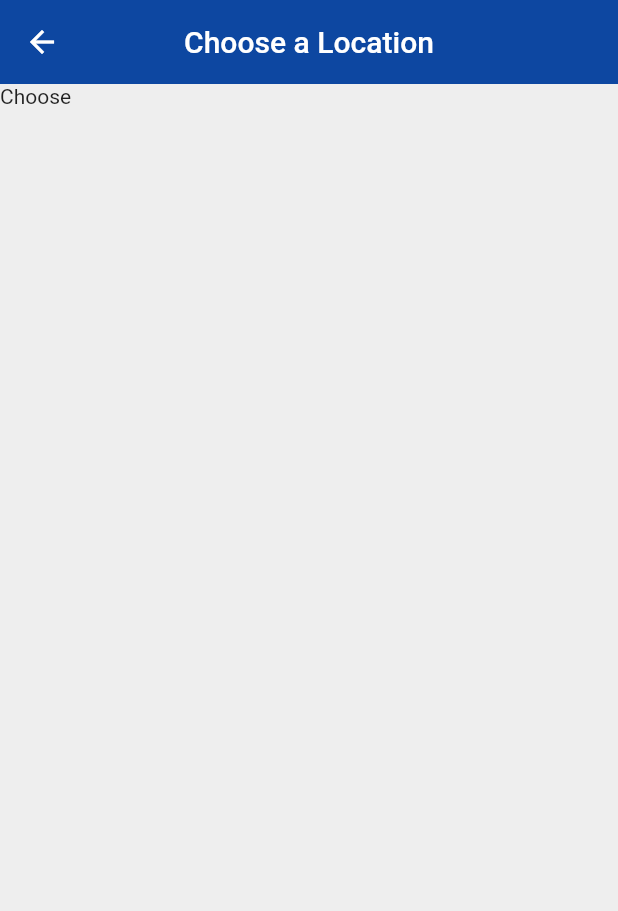
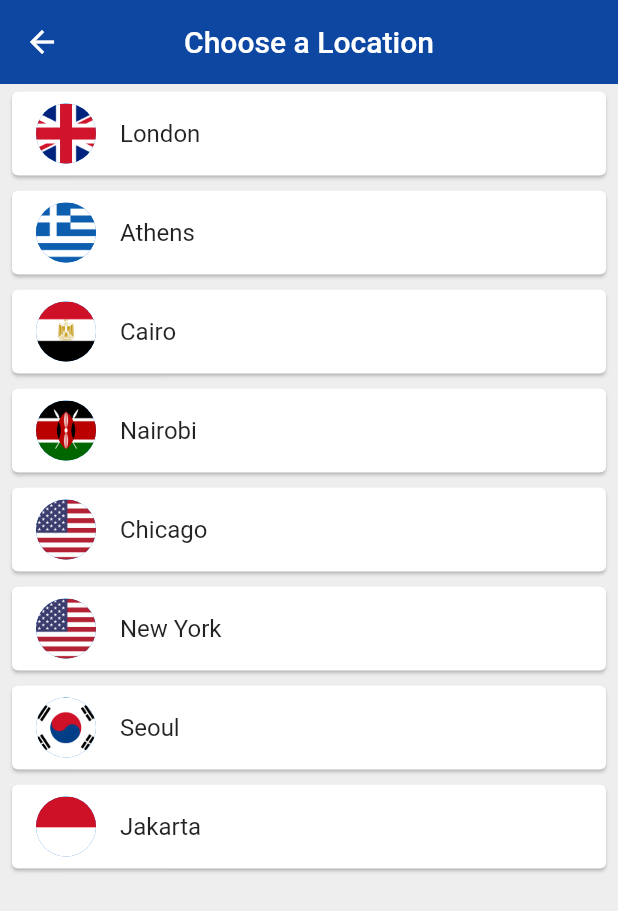
Before and after one commit to App-Development-with-pritom/flutter-time-zone-app, a Flutter app: the ChooseLocation screen opened by its route, on a phone screen of 412 x 824 dp. Shown: the top 911 px of the screen. Run offline on Flutter 3.47's test engine with Material 2 defaults, Android fonts, the phone set to English and light mode, and no system bars; our stand-ins replace flutter_spinkit; network calls fail.

Commit message:
complete app

```diff
--- a/lib/pages/choose_location.dart
+++ b/lib/pages/choose_location.dart
@@ -1,4 +1,5 @@
 import 'package:flutter/material.dart';
+import 'package:world_time_zone/services/world_time.dart';
 
 class ChooseLocation extends StatefulWidget {
   @override
@@ -7,7 +8,28 @@ class ChooseLocation extends StatefulWidget {
 
 class _ChooseLocationState extends State<ChooseLocation> {
 
+  List<WorldTime> locations = [
+    WorldTime(url: 'Europe/London', location: 'London', flag: 'uk.png'),
+    WorldTime(url: 'Europe/Berlin', location: 'Athens', flag: 'greece.png'),
+    WorldTime(url: 'Africa/Cairo', location: 'Cairo', flag: 'egypt.png'),
+    WorldTime(url: 'Africa/Nairobi', location: 'Nairobi', flag: 'kenya.png'),
+    WorldTime(url: 'America/Chicago', location: 'Chicago', flag: 'usa.png'),
+    WorldTime(url: 'America/New_York', location: 'New York', flag: 'usa.png'),
+    WorldTime(url: 'Asia/Seoul', location: 'Seoul', flag: 'south_korea.png'),
+    WorldTime(url: 'Asia/Jakarta', location: 'Jakarta', flag: 'indonesia.png'),
+  ];
 
+  void UpdateTime(index) async{
+     WorldTime instance = locations[index];
+     await instance.getTime();
+     Navigator.pop(context , {
+       'location': instance.location,
+       'time':instance.time,
+       'flag':instance.flag,
+       'isDayTime': instance.isDayTime,
+     });
+
+  }
 
   @override
   Widget build(BuildContext context) {
@@ -19,7 +41,25 @@ class _ChooseLocationState extends State<ChooseLocation> {
         centerTitle: true,
         elevation: 0,
       ),
-      body: Text('Choose'),
+      body: ListView.builder(
+          itemCount: locations.length,
+          itemBuilder: (context,index){
+            return Padding(
+              padding: const EdgeInsets.symmetric(vertical: 1.0, horizontal: 4.0),
+              child: Card(
+                child: ListTile(
+                  onTap: (){
+                    UpdateTime(index);
+                  },
+                  title: Text(locations[index].location),
+                  leading: CircleAvatar(
+                    backgroundImage: AssetImage('assets/${locations[index].flag}'),
+                  ),
+                ),
+              ),
+            );
+          }
+      ),
     );
   }
 }
--- a/lib/pages/loading.dart
+++ b/lib/pages/loading.dart
@@ -18,6 +18,7 @@ void setupWorldTime() async{
     'location': instance.location,
     'time':instance.time,
     'flag':instance.flag,
+    'isDayTime': instance.isDayTime,
   });
 
 }
--- a/lib/services/world_time.dart
+++ b/lib/services/world_time.dart
@@ -8,6 +8,7 @@ class WorldTime{
   String time;
   String flag;
   String url;
+  bool isDayTime;
 
   WorldTime({ this.location, this.flag , this.url});
 
@@ -28,6 +29,7 @@ class WorldTime{
         now = now.add(Duration(hours: int.parse(offset)));
 
         //    set time to property
+        isDayTime = now.hour > 6 && now.hour <18 ? true : false;
         time = DateFormat.jm().format(now);
         //     print(time);
 
--- a/pubspec.yaml
+++ b/pubspec.yaml
@@ -48,8 +48,8 @@ flutter:
   uses-material-design: true
 
   # To add assets to your application, add an assets section, like this:
-  # assets:
-  #   - images/a_dot_burr.jpeg
+  assets:
+     - assets/
   #   - images/a_dot_ham.jpeg
 
   # An image asset can refer to one or more resolution-specific "variants", see
```
Also changed, not shown: lib/pages/home.dart (+36 -6 lines), assets/day.png (added), assets/egypt.png (added), assets/germany.png (added), assets/greece.png (added), assets/indonesia.png (added), assets/kenya.png (added), assets/night.png (added), assets/south_korea.png (added), assets/uk.png (added), assets/usa.png (added).
